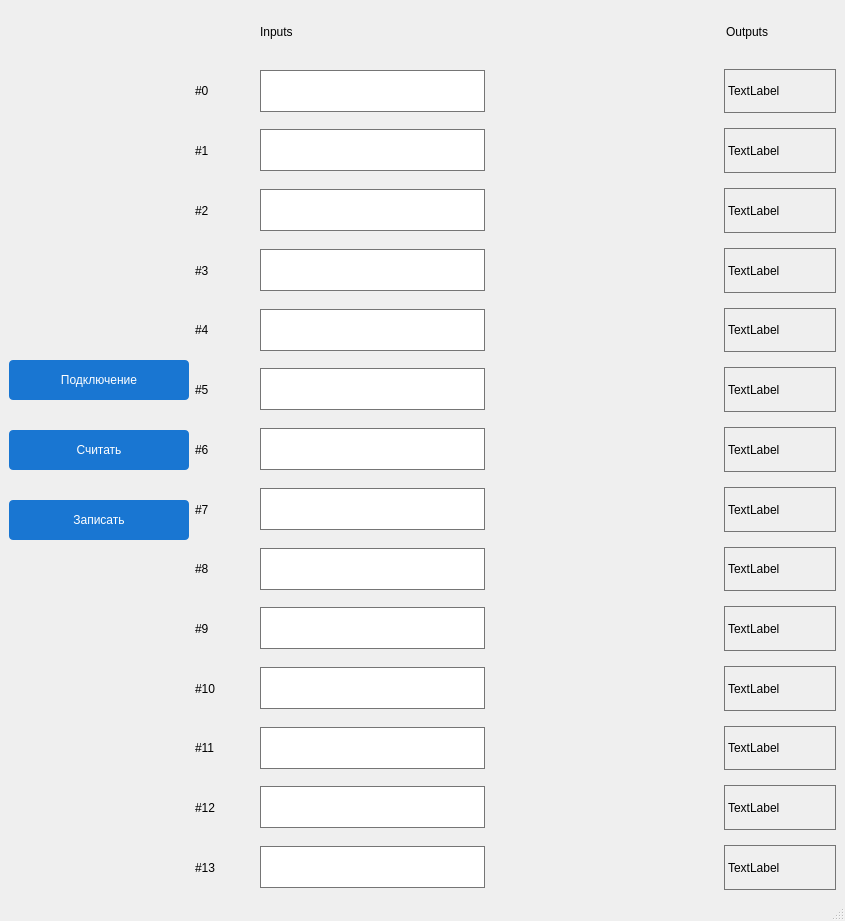
postrstk/dump_project1, file mainwindow.ui: the form before one commit.
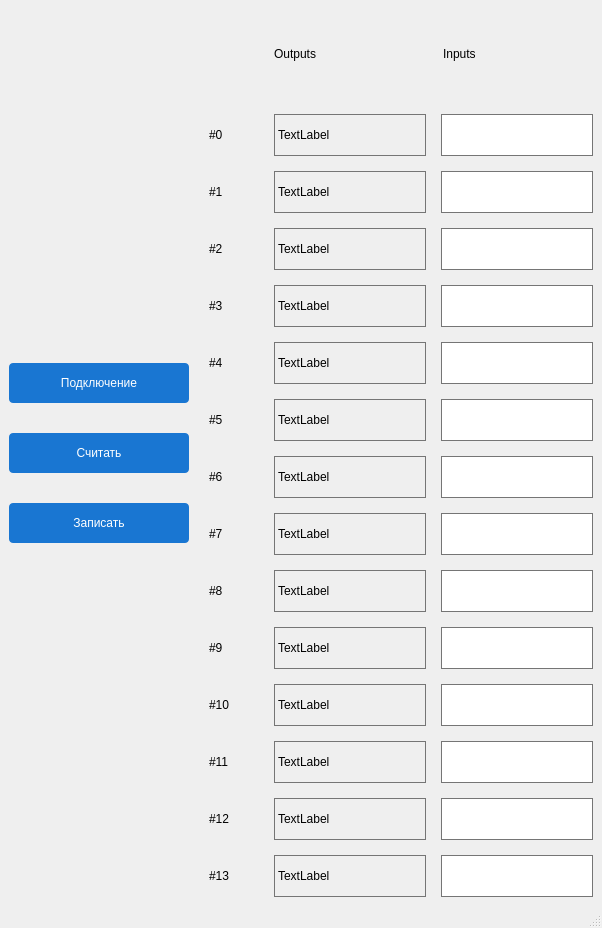
The form after the commit.

Commit message: red border for empty input; change input <-> output positons

Diff of the .ui file:
```diff
--- a/mainwindow.ui
+++ b/mainwindow.ui
@@ -6,11 +6,8 @@
    <rect>
     <x>0</x>
     <y>0</y>
-    <width>845</width>
-
-    <height>921</height>
-    <height>894</height>
-
+    <width>596</width>
+    <height>928</height>
    </rect>
   </property>
   <property name="windowTitle">
@@ -38,19 +35,27 @@
 
 QLabel{
 border: 1px solid #757575;
-min-width: 110px;
+min-width: 150px;
+max-width: 150px;
 min-height: 30px;
 
 font: 10pt &quot;MS Shell Dlg 2&quot;;
 }
 QLineEdit {
 border: 1px solid #757575;
-min-width: 110px;
+min-width: 150px;
+max-width: 150px;
 min-height: 40px;
 font: 10pt &quot;MS Shell Dlg 2&quot;;
 }</string>
    </property>
    <layout class="QHBoxLayout" name="horizontalLayout_16">
+    <property name="spacing">
+     <number>20</number>
+    </property>
+    <property name="sizeConstraint">
+     <enum>QLayout::SetMinimumSize</enum>
+    </property>
     <item>
      <layout class="QVBoxLayout" name="verticalLayout">
       <property name="spacing">
@@ -126,32 +131,6 @@
           </property>
          </widget>
         </item>
-        <item>
-         <widget class="QLabel" name="label_15">
-          <property name="styleSheet">
-           <string notr="true">QLabel{
-border: 0px;
-	font: 75 12pt &quot;MS Shell Dlg 2&quot;;
-}</string>
-          </property>
-          <property name="text">
-           <string>Inputs</string>
-          </property>
-         </widget>
-        </item>
-        <item>
-         <spacer name="horizontalSpacer_16">
-          <property name="orientation">
-           <enum>Qt::Horizontal</enum>
-          </property>
-          <property name="sizeHint" stdset="0">
-           <size>
-            <width>40</width>
-            <height>20</height>
-           </size>
-          </property>
-         </spacer>
-        </item>
         <item>
          <widget class="QLabel" name="label_16">
           <property name="styleSheet">
@@ -165,6 +144,32 @@
           </property>
          </widget>
         </item>
+        <item>
+         <spacer name="horizontalSpacer_16">
+          <property name="orientation">
+           <enum>Qt::Horizontal</enum>
+          </property>
+          <property name="sizeHint" stdset="0">
+           <size>
+            <width>40</width>
+            <height>20</height>
+           </size>
+          </property>
+         </spacer>
+        </item>
+        <item>
+         <widget class="QLabel" name="label_15">
+          <property name="styleSheet">
+           <string notr="true">QLabel{
+	border: 0px;
+	font: 75 12pt &quot;MS Shell Dlg 2&quot;;
+}</string>
+          </property>
+          <property name="text">
+           <string>Inputs</string>
+          </property>
+         </widget>
+        </item>
        </layout>
       </item>
       <item>
@@ -182,22 +187,6 @@
           </property>
          </widget>
         </item>
-        <item>
-         <widget class="QLineEdit" name="input_0"/>
-        </item>
-        <item>
-         <spacer name="horizontalSpacer_5">
-          <property name="orientation">
-           <enum>Qt::Horizontal</enum>
-          </property>
-          <property name="sizeHint" stdset="0">
-           <size>
-            <width>40</width>
-            <height>20</height>
-           </size>
-          </property>
-         </spacer>
-        </item>
         <item>
          <widget class="QLabel" name="output_0">
           <property name="text">
@@ -205,6 +194,22 @@
           </property>
          </widget>
         </item>
+        <item>
+         <spacer name="horizontalSpacer_5">
+          <property name="orientation">
+           <enum>Qt::Horizontal</enum>
+          </property>
+          <property name="sizeHint" stdset="0">
+           <size>
+            <width>40</width>
+            <height>20</height>
+           </size>
+          </property>
+         </spacer>
+        </item>
+        <item>
+         <widget class="QLineEdit" name="input_0"/>
+        </item>
        </layout>
       </item>
       <item>
@@ -222,22 +227,6 @@
           </property>
          </widget>
         </item>
-        <item>
-         <widget class="QLineEdit" name="input_1"/>
-        </item>
-        <item>
-         <spacer name="horizontalSpacer_4">
-          <property name="orientation">
-           <enum>Qt::Horizontal</enum>
-          </property>
-          <property name="sizeHint" stdset="0">
-           <size>
-            <width>40</width>
-            <height>20</height>
-           </size>
-          </property>
-         </spacer>
-        </item>
         <item>
          <widget class="QLabel" name="output_1">
           <property name="text">
@@ -245,6 +234,22 @@
           </property>
          </widget>
         </item>
+        <item>
+         <spacer name="horizontalSpacer_4">
+          <property name="orientation">
+           <enum>Qt::Horizontal</enum>
+          </property>
+          <property name="sizeHint" stdset="0">
+           <size>
+            <width>40</width>
+            <height>20</height>
+           </size>
+          </property>
+         </spacer>
+        </item>
+        <item>
+         <widget class="QLineEdit" name="input_1"/>
+        </item>
        </layout>
       </item>
       <item>
@@ -262,22 +267,6 @@
           </property>
          </widget>
         </item>
-        <item>
-         <widget class="QLineEdit" name="input_2"/>
-        </item>
-        <item>
-         <spacer name="horizontalSpacer_3">
-          <property name="orientation">
-           <enum>Qt::Horizontal</enum>
-          </property>
-          <property name="sizeHint" stdset="0">
-           <size>
-            <width>40</width>
-            <height>20</height>
-           </size>
-          </property>
-         </spacer>
-        </item>
         <item>
          <widget class="QLabel" name="output_2">
           <property name="text">
@@ -285,6 +274,22 @@
           </property>
          </widget>
         </item>
+        <item>
+         <spacer name="horizontalSpacer_3">
+          <property name="orientation">
+           <enum>Qt::Horizontal</enum>
+          </property>
+          <property name="sizeHint" stdset="0">
+           <size>
+            <width>40</width>
+            <height>20</height>
+           </size>
+          </property>
+         </spacer>
+        </item>
+        <item>
+         <widget class="QLineEdit" name="input_2"/>
+        </item>
        </layout>
       </item>
       <item>
@@ -302,22 +307,6 @@
           </property>
          </widget>
         </item>
-        <item>
-         <widget class="QLineEdit" name="input_3"/>
-        </item>
-        <item>
-         <spacer name="horizontalSpacer_2">
-          <property name="orientation">
-           <enum>Qt::Horizontal</enum>
-          </property>
-          <property name="sizeHint" stdset="0">
-           <size>
-            <width>40</width>
-            <height>20</height>
-           </size>
-          </property>
-         </spacer>
-        </item>
         <item>
          <widget class="QLabel" name="output_3">
           <property name="text">
@@ -325,6 +314,22 @@
           </property>
          </widget>
         </item>
+        <item>
+         <spacer name="horizontalSpacer_2">
+          <property name="orientation">
+           <enum>Qt::Horizontal</enum>
+          </property>
+          <property name="sizeHint" stdset="0">
+           <size>
+            <width>40</width>
+            <height>20</height>
+           </size>
+          </property>
+         </spacer>
+        </item>
+        <item>
+         <widget class="QLineEdit" name="input_3"/>
+        </item>
        </layout>
       </item>
       <item>
@@ -342,22 +347,6 @@
           </property>
          </widget>
         </item>
-        <item>
-         <widget class="QLineEdit" name="input_4"/>
-        </item>
-        <item>
-         <spacer name="horizontalSpacer_6">
-          <property name="orientation">
-           <enum>Qt::Horizontal</enum>
-          </property>
-          <property name="sizeHint" stdset="0">
-           <size>
-            <width>40</width>
-            <height>20</height>
-           </size>
-          </property>
-         </spacer>
-        </item>
         <item>
          <widget class="QLabel" name="output_4">
           <property name="text">
@@ -365,6 +354,22 @@
           </property>
          </widget>
         </item>
+        <item>
+         <spacer name="horizontalSpacer_6">
+          <property name="orientation">
+           <enum>Qt::Horizontal</enum>
+          </property>
+          <property name="sizeHint" stdset="0">
+           <size>
+            <width>40</width>
+            <height>20</height>
+           </size>
+          </property>
+         </spacer>
+        </item>
+        <item>
+         <widget class="QLineEdit" name="input_4"/>
+        </item>
        </layout>
       </item>
       <item>
@@ -382,22 +387,6 @@
           </property>
          </widget>
         </item>
-        <item>
-         <widget class="QLineEdit" name="input_5"/>
-        </item>
-        <item>
-         <spacer name="horizontalSpacer_7">
-          <property name="orientation">
-           <enum>Qt::Horizontal</enum>
-          </property>
-          <property name="sizeHint" stdset="0">
-           <size>
-            <width>40</width>
-            <height>20</height>
-           </size>
-          </property>
-         </spacer>
-        </item>
         <item>
          <widget class="QLabel" name="output_5">
           <property name="text">
@@ -405,6 +394,22 @@
           </property>
          </widget>
         </item>
+        <item>
+         <spacer name="horizontalSpacer_7">
+          <property name="orientation">
+           <enum>Qt::Horizontal</enum>
+          </property>
+          <property name="sizeHint" stdset="0">
+           <size>
+            <width>40</width>
+            <height>20</height>
+           </size>
+          </property>
+         </spacer>
+        </item>
+        <item>
+         <widget class="QLineEdit" name="input_5"/>
+        </item>
        </layout>
       </item>
       <item>
@@ -422,22 +427,6 @@
           </property>
          </widget>
         </item>
-        <item>
-         <widget class="QLineEdit" name="input_6"/>
-        </item>
-        <item>
-         <spacer name="horizontalSpacer_8">
-          <property name="orientation">
-           <enum>Qt::Horizontal</enum>
-          </property>
-          <property name="sizeHint" stdset="0">
-           <size>
-            <width>40</width>
-            <height>20</height>
-           </size>
-          </property>
-         </spacer>
-        </item>
         <item>
          <widget class="QLabel" name="output_6">
           <property name="text">
@@ -445,6 +434,22 @@
           </property>
          </widget>
         </item>
+        <item>
+         <spacer name="horizontalSpacer_8">
+          <property name="orientation">
+           <enum>Qt::Horizontal</enum>
+          </property>
+          <property name="sizeHint" stdset="0">
+           <size>
+            <width>40</width>
+            <height>20</height>
+           </size>
+          </property>
+         </spacer>
+        </item>
+        <item>
+         <widget class="QLineEdit" name="input_6"/>
+        </item>
        </layout>
       </item>
       <item>
@@ -462,22 +467,6 @@
           </property>
          </widget>
         </item>
-        <item>
-         <widget class="QLineEdit" name="input_7"/>
-        </item>
-        <item>
-         <spacer name="horizontalSpacer_9">
-          <property name="orientation">
-           <enum>Qt::Horizontal</enum>
-          </property>
-          <property name="sizeHint" stdset="0">
-           <size>
-            <width>40</width>
-            <height>20</height>
-           </size>
-          </property>
-         </spacer>
-        </item>
         <item>
          <widget class="QLabel" name="output_7">
           <property name="text">
@@ -485,6 +474,22 @@
           </property>
          </widget>
         </item>
+        <item>
+         <spacer name="horizontalSpacer_9">
+          <property name="orientation">
+           <enum>Qt::Horizontal</enum>
+          </property>
+          <property name="sizeHint" stdset="0">
+           <size>
+            <width>40</width>
+            <height>20</height>
+           </size>
+          </property>
+         </spacer>
+        </item>
+        <item>
+         <widget class="QLineEdit" name="input_7"/>
+        </item>
        </layout>
       </item>
       <item>
@@ -502,22 +507,6 @@
           </property>
          </widget>
         </item>
-        <item>
-         <widget class="QLineEdit" name="input_8"/>
-        </item>
-        <item>
-         <spacer name="horizontalSpacer_10">
-          <property name="orientation">
-           <enum>Qt::Horizontal</enum>
-          </property>
-          <property name="sizeHint" stdset="0">
-           <size>
-            <width>40</width>
-            <height>20</height>
-           </size>
-          </property>
-         </spacer>
-        </item>
         <item>
          <widget class="QLabel" name="output_8">
           <property name="text">
@@ -525,6 +514,22 @@
           </property>
          </widget>
         </item>
+        <item>
+         <spacer name="horizontalSpacer_10">
+          <property name="orientation">
+           <enum>Qt::Horizontal</enum>
+          </property>
+          <property name="sizeHint" stdset="0">
+           <size>
+            <width>40</width>
+            <height>20</height>
+           </size>
+          </property>
+         </spacer>
+        </item>
+        <item>
+         <widget class="QLineEdit" name="input_8"/>
+        </item>
        </layout>
       </item>
       <item>
@@ -542,22 +547,6 @@
           </property>
          </widget>
         </item>
-        <item>
-         <widget class="QLineEdit" name="input_9"/>
-        </item>
-        <item>
-         <spacer name="horizontalSpacer_11">
-          <property name="orientation">
-           <enum>Qt::Horizontal</enum>
-          </property>
-          <property name="sizeHint" stdset="0">
-           <size>
-            <width>40</width>
-            <height>20</height>
-           </size>
-          </property>
-         </spacer>
-        </item>
         <item>
          <widget class="QLabel" name="output_9">
           <property name="text">
@@ -565,6 +554,22 @@
           </property>
          </widget>
         </item>
+        <item>
+         <spacer name="horizontalSpacer_11">
+          <property name="orientation">
+           <enum>Qt::Horizontal</enum>
+          </property>
+          <property name="sizeHint" stdset="0">
+           <size>
+            <width>40</width>
+            <height>20</height>
+           </size>
+          </property>
+         </spacer>
+        </item>
+        <item>
+         <widget class="QLineEdit" name="input_9"/>
+        </item>
        </layout>
       </item>
       <item>
@@ -582,22 +587,6 @@
           </property>
          </widget>
         </item>
-        <item>
-         <widget class="QLineEdit" name="input_10"/>
-        </item>
-        <item>
-         <spacer name="horizontalSpacer_12">
-          <property name="orientation">
-           <enum>Qt::Horizontal</enum>
-          </property>
-          <property name="sizeHint" stdset="0">
-           <size>
-            <width>40</width>
-            <height>20</height>
-           </size>
-          </property>
-         </spacer>
-        </item>
         <item>
          <widget class="QLabel" name="output_10">
           <property name="text">
@@ -605,6 +594,22 @@
           </property>
          </widget>
         </item>
+        <item>
+         <spacer name="horizontalSpacer_12">
+          <property name="orientation">
+           <enum>Qt::Horizontal</enum>
+          </property>
+          <property name="sizeHint" stdset="0">
+           <size>
+            <width>40</width>
+            <height>20</height>
+           </size>
+          </property>
+         </spacer>
+        </item>
+        <item>
+         <widget class="QLineEdit" name="input_10"/>
+        </item>
        </layout>
       </item>
       <item>
@@ -622,22 +627,6 @@
           </property>
          </widget>
         </item>
-        <item>
-         <widget class="QLineEdit" name="input_11"/>
-        </item>
-        <item>
-         <spacer name="horizontalSpacer_13">
-          <property name="orientation">
-           <enum>Qt::Horizontal</enum>
-          </property>
-          <property name="sizeHint" stdset="0">
-           <size>
-            <width>40</width>
-            <height>20</height>
-           </size>
-          </property>
-         </spacer>
-        </item>
         <item>
          <widget class="QLabel" name="output_11">
           <property name="text">
@@ -645,6 +634,22 @@
           </property>
          </widget>
         </item>
+        <item>
+         <spacer name="horizontalSpacer_13">
+          <property name="orientation">
+           <enum>Qt::Horizontal</enum>
+          </property>
+          <property name="sizeHint" stdset="0">
+           <size>
+            <width>40</width>
+            <height>20</height>
+           </size>
+          </property>
+         </spacer>
+        </item>
+        <item>
+         <widget class="QLineEdit" name="input_11"/>
+        </item>
        </layout>
       </item>
       <item>
@@ -662,22 +667,6 @@
           </property>
          </widget>
         </item>
-        <item>
-         <widget class="QLineEdit" name="input_12"/>
-        </item>
-        <item>
-         <spacer name="horizontalSpacer_14">
-          <property name="orientation">
-           <enum>Qt::Horizontal</enum>
-          </property>
-          <property name="sizeHint" stdset="0">
-           <size>
-            <width>40</width>
-            <height>20</height>
-           </size>
-          </property>
-         </spacer>
-        </item>
         <item>
          <widget class="QLabel" name="output_12">
           <property name="text">
@@ -685,6 +674,22 @@
           </property>
          </widget>
         </item>
+        <item>
+         <spacer name="horizontalSpacer_14">
+          <property name="orientation">
+           <enum>Qt::Horizontal</enum>
+          </property>
+          <property name="sizeHint" stdset="0">
+           <size>
+            <width>40</width>
+            <height>20</height>
+           </size>
+          </property>
+         </spacer>
+        </item>
+        <item>
+         <widget class="QLineEdit" name="input_12"/>
+        </item>
        </layout>
       </item>
       <item>
@@ -702,22 +707,6 @@
           </property>
          </widget>
         </item>
-        <item>
-         <widget class="QLineEdit" name="input_13"/>
-        </item>
-        <item>
-         <spacer name="horizontalSpacer_15">
-          <property name="orientation">
-           <enum>Qt::Horizontal</enum>
-          </property>
-          <property name="sizeHint" stdset="0">
-           <size>
-            <width>40</width>
-            <height>20</height>
-           </size>
-          </property>
-         </spacer>
-        </item>
         <item>
          <widget class="QLabel" name="output_13">
           <property name="text">
@@ -725,6 +714,22 @@
           </property>
          </widget>
         </item>
+        <item>
+         <spacer name="horizontalSpacer_15">
+          <property name="orientation">
+           <enum>Qt::Horizontal</enum>
+          </property>
+          <property name="sizeHint" stdset="0">
+           <size>
+            <width>40</width>
+            <height>20</height>
+           </size>
+          </property>
+         </spacer>
+        </item>
+        <item>
+         <widget class="QLineEdit" name="input_13"/>
+        </item>
        </layout>
       </item>
      </layout>
```
Left out of the diff: 2 changed lines with no effect on the pictures. The commit also changes 1 other file.
